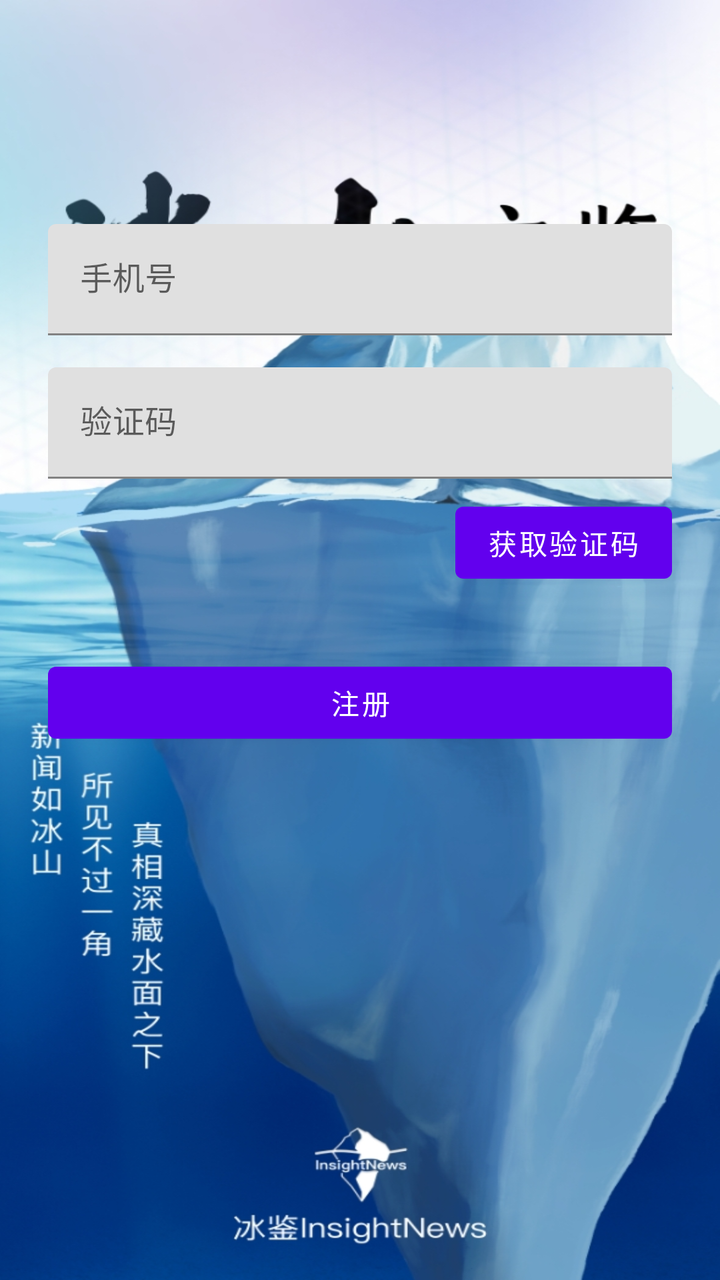
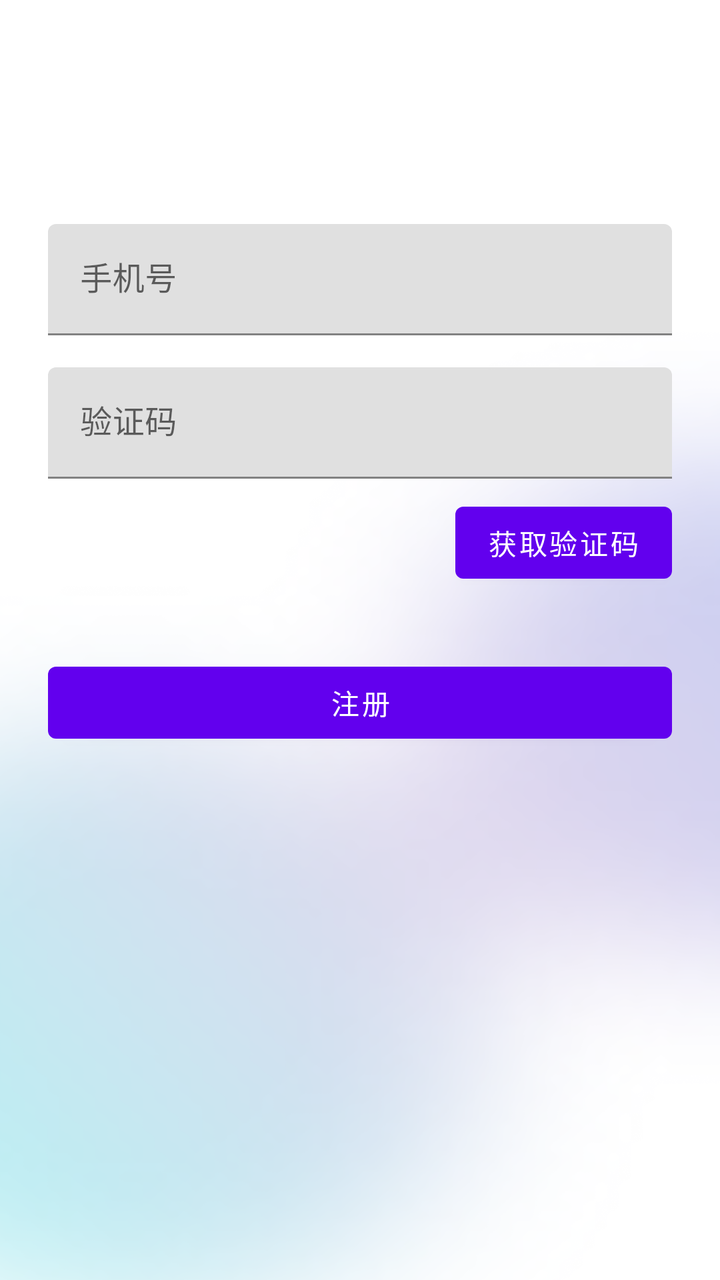

The first picture is an Android layout as it rendered before a commit; the second is the same layout after the commit. The layout source and the unified diff follow.
<!-- AndroidManifest.xml: application theme Theme.InsightNewsAndroid -->
<!-- res/layout/activity_register.xml -->
<?xml version="1.0" encoding="utf-8"?>
<LinearLayout xmlns:android="http://schemas.android.com/apk/res/android"
    android:layout_width="match_parent"
    android:layout_height="match_parent"
    android:orientation="vertical"
    android:padding="24dp">

    <com.google.android.material.appbar.MaterialToolbar
        android:id="@+id/toolbar"
        android:layout_width="match_parent"
        android:layout_height="?attr/actionBarSize"
        android:title="注册" />

    <com.google.android.material.textfield.TextInputLayout
        android:layout_width="match_parent"
        android:layout_height="wrap_content"
        android:layout_marginTop="32dp"
        android:hint="手机号">

        <com.google.android.material.textfield.TextInputEditText
            android:id="@+id/editPhone"
            android:layout_width="match_parent"
            android:layout_height="wrap_content"
            android:inputType="phone" />

    </com.google.android.material.textfield.TextInputLayout>

    <com.google.android.material.textfield.TextInputLayout
        android:layout_width="match_parent"
        android:layout_height="wrap_content"
        android:layout_marginTop="16dp"
        android:hint="验证码">

        <com.google.android.material.textfield.TextInputEditText
            android:id="@+id/editCode"
            android:layout_width="match_parent"
            android:layout_height="wrap_content"
            android:inputType="number" />

    </com.google.android.material.textfield.TextInputLayout>

    <Button
        android:id="@+id/btnGetCode"
        android:layout_width="wrap_content"
        android:layout_height="wrap_content"
        android:layout_gravity="end"
        android:layout_marginTop="8dp"
        android:text="获取验证码" />

    <Button
        android:id="@+id/btnRegister"
        android:layout_width="match_parent"
        android:layout_height="wrap_content"
        android:layout_marginTop="32dp"
        android:text="注册" />

</LinearLayout>
<!-- resources referenced by this layout -->
<resources>
  <style name="Theme.InsightNewsAndroid" parent="Theme.MaterialComponents.DayNight.DarkActionBar">
          <item name="colorPrimary">@color/purple_500</item>
          <item name="colorPrimaryVariant">@color/purple_700</item>
          <item name="colorOnPrimary">@color/white</item>
          <item name="colorSecondary">@color/teal_200</item>
          <item name="colorSecondaryVariant">@color/teal_700</item>
          <item name="colorOnSecondary">@color/black</item>
          <item name="android:statusBarColor">?attr/colorPrimaryVariant</item>
          <item name="android:windowBackground">@drawable/bg_loading</item>
      </style>
  <color name="purple_500">#FF6200EE</color>
  <color name="purple_700">#FF3700B3</color>
  <color name="white">#FFFFFFFF</color>
  <color name="teal_200">#FF03DAC5</color>
  <color name="teal_700">#FF018786</color>
  <color name="black">#FF000000</color>
  <!-- drawable bg_loading: jpg bitmap (drawable, 309895 bytes) -->
</resources>

<!-- the commit's change to res/layout/activity_register.xml (unified diff, before → after) -->
@@ -3,7 +3,8 @@
     android:layout_width="match_parent"
     android:layout_height="match_parent"
     android:orientation="vertical"
-    android:padding="24dp">
+    android:padding="24dp"
+    android:background="@drawable/bg_login">
 
     <com.google.android.material.appbar.MaterialToolbar
         android:id="@+id/toolbar"
<!-- resource entries referenced after the edit -->
@@ -1,5 +1,6 @@
 <!-- resources referenced by this layout -->
 <resources>
+  <!-- drawable bg_login: png bitmap (drawable, 320384 bytes) -->
   <style name="Theme.InsightNewsAndroid" parent="Theme.MaterialComponents.DayNight.DarkActionBar">
           <item name="colorPrimary">@color/purple_500</item>
           <item name="colorPrimaryVariant">@color/purple_700</item>
